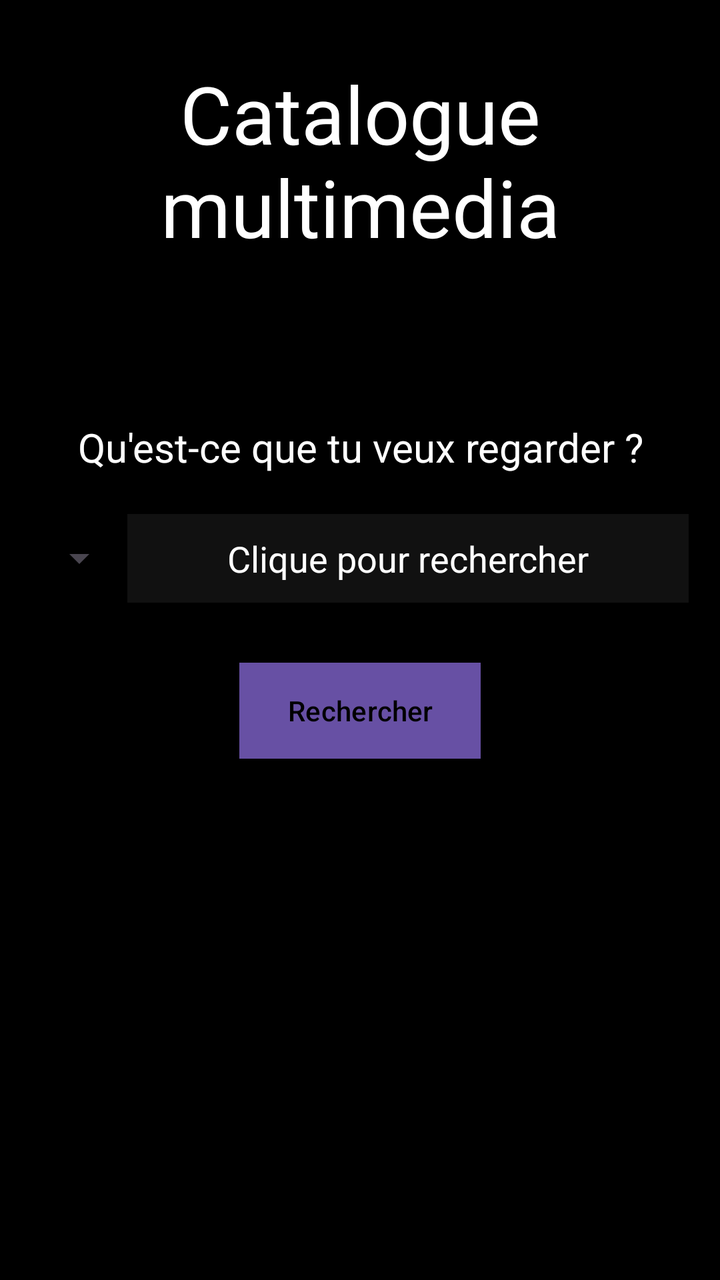
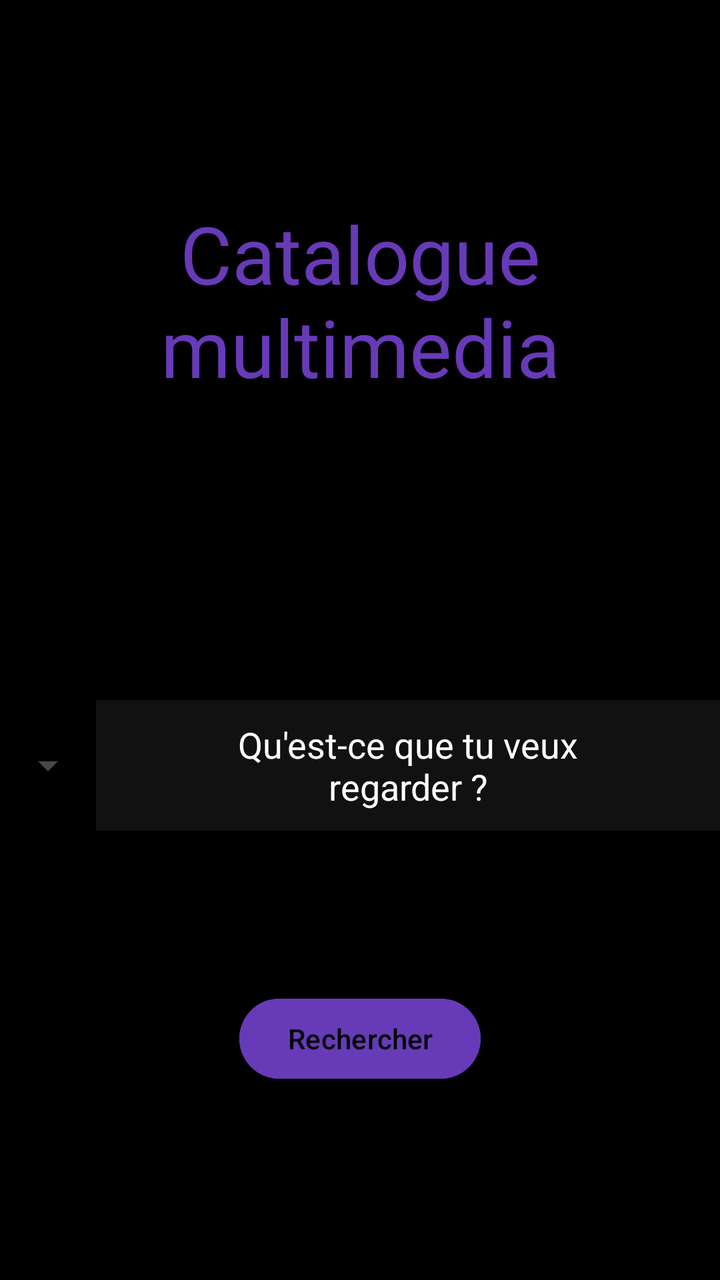

Before-and-after screenshots of an Android layout around one commit, followed by the original layout XML and the change that was made.
<!-- AndroidManifest.xml: application theme Theme.CatalogueMultimedia -->
<!-- res/layout/fragment_welcome.xml -->
<?xml version="1.0" encoding="utf-8"?>
<LinearLayout xmlns:android="http://schemas.android.com/apk/res/android"
    xmlns:tools="http://schemas.android.com/tools"
    android:layout_width="match_parent"
    android:layout_height="match_parent"
    android:orientation="vertical"
    tools:context=".WelcomeFragment"
    android:gravity="center_horizontal"
    android:fitsSystemWindows="true"
    android:background="#000000">

    <TextView
        android:layout_width="match_parent"
        android:layout_height="wrap_content"
        android:padding="30dp"
        android:textSize="40sp"
        android:textColor="#ffffff"
        android:textAlignment="center"
        android:text="@string/app_name" />

    <TextView
        android:layout_width="match_parent"
        android:layout_height="wrap_content"
        android:paddingTop="50dp"
        android:paddingBottom="20dp"
        android:textSize="20sp"
        android:textColor="#ffffff"
        android:textAlignment="center"
        android:text="Qu'est-ce que tu veux regarder ?" />

    <LinearLayout
        android:layout_width="match_parent"
        android:layout_height="wrap_content"
        android:orientation="horizontal"
        android:gravity="center_horizontal">
        <Spinner
            android:id="@+id/contentTypeSpinner"
            android:layout_width="wrap_content"
            android:layout_height="match_parent"
            android:spinnerMode="dialog" />
        <EditText
            android:id="@+id/searchEditText"
            android:layout_width="wrap_content"
            android:layout_height="wrap_content"
            android:paddingVertical="10dp"
            android:paddingHorizontal="50dp"
            android:textColorHint="#ffffff"
            android:background="#111111"
            android:textAlignment="center"
            android:hint="Clique pour rechercher"
            tools:ignore="InvalidId" />
    </LinearLayout>

    <Button
        android:id="@+id/searchButton"
        android:layout_width="wrap_content"
        android:layout_height="wrap_content"
        android:layout_marginTop="30dp"
        android:paddingHorizontal="24dp"
        android:textSize="14sp"
        android:background="#ffffff"
        android:textColor="#000000"
        android:text="Rechercher" />

</LinearLayout>
<!-- resources referenced by this layout -->
<resources>
  <string name="app_name">Catalogue multimedia</string>
  <style name="Theme.CatalogueMultimedia" parent="Base.Theme.CatalogueMultimedia" />
  <style name="Base.Theme.CatalogueMultimedia" parent="Theme.Material3.DayNight.NoActionBar">
          
          
      </style>
</resources>

<!-- the commit's change to res/layout/fragment_welcome.xml (unified diff, before → after) -->
@@ -13,25 +13,17 @@
         android:layout_width="match_parent"
         android:layout_height="wrap_content"
         android:padding="30dp"
+        android:layout_marginVertical="70dp"
         android:textSize="40sp"
-        android:textColor="#ffffff"
         android:textAlignment="center"
+        android:textColor="#673AB7"
         android:text="@string/app_name" />
-
-    <TextView
-        android:layout_width="match_parent"
-        android:layout_height="wrap_content"
-        android:paddingTop="50dp"
-        android:paddingBottom="20dp"
-        android:textSize="20sp"
-        android:textColor="#ffffff"
-        android:textAlignment="center"
-        android:text="Qu'est-ce que tu veux regarder ?" />
 
     <LinearLayout
         android:layout_width="match_parent"
         android:layout_height="wrap_content"
         android:orientation="horizontal"
+        android:paddingVertical="50dp"
         android:gravity="center_horizontal">
         <Spinner
             android:id="@+id/contentTypeSpinner"
@@ -47,7 +39,7 @@
             android:textColorHint="#ffffff"
             android:background="#111111"
             android:textAlignment="center"
-            android:hint="Clique pour rechercher"
+            android:hint="Qu'est-ce que tu veux regarder ?"
             tools:ignore="InvalidId" />
     </LinearLayout>
 
@@ -58,7 +50,7 @@
         android:layout_marginTop="30dp"
         android:paddingHorizontal="24dp"
         android:textSize="14sp"
-        android:background="#ffffff"
+        android:backgroundTint="#673AB7"
         android:textColor="#000000"
         android:text="Rechercher" />
 
